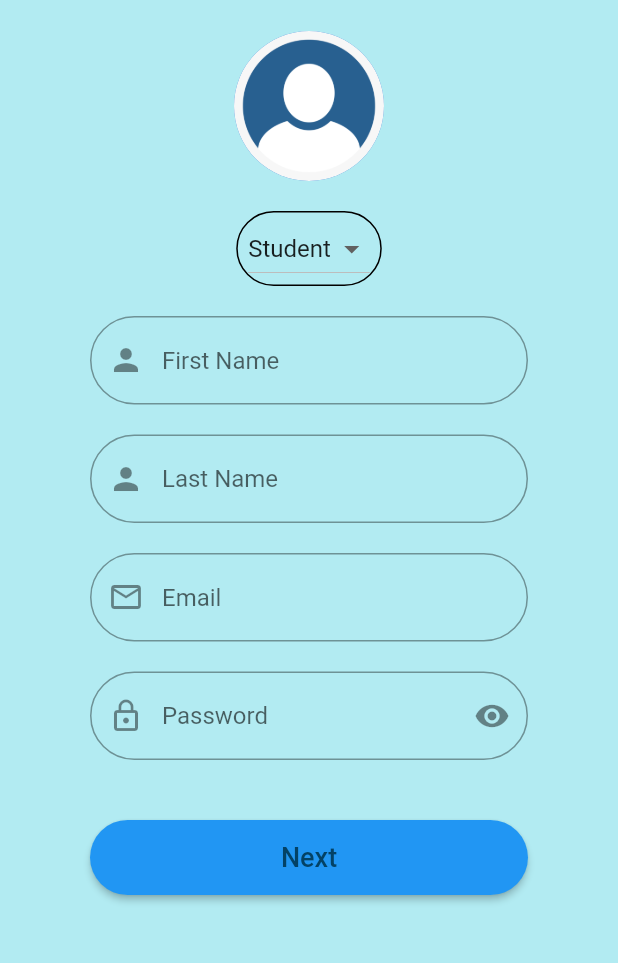
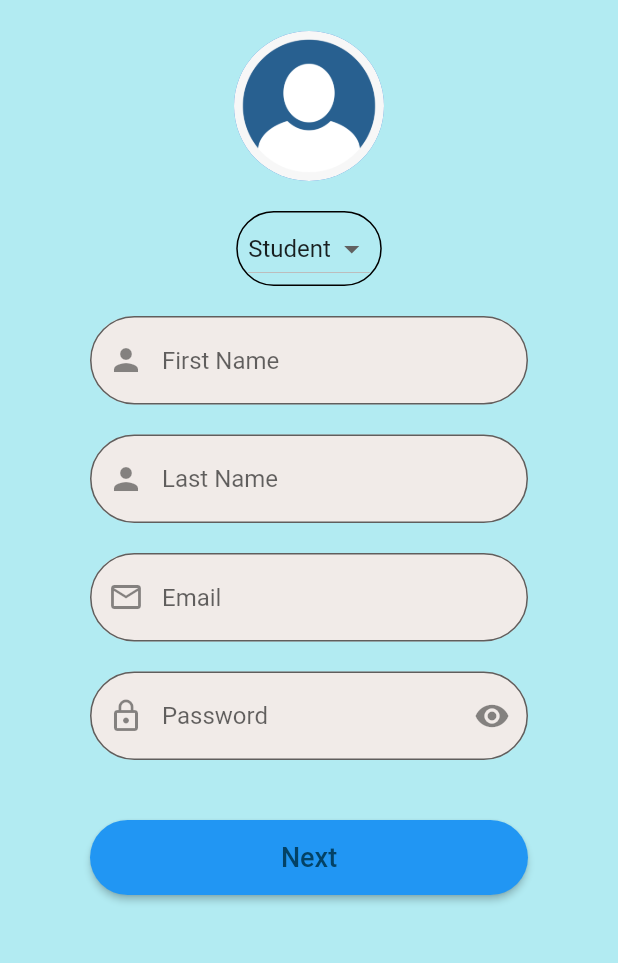
Before and after one commit to UzairAliNusrat/Tuition-App, a Flutter app: the screen it shows after launch, after a tap on "Login", after a tap on "Join Now", on a phone screen of 412 x 824 dp, the part 68-1031 px from its top. Run offline on Flutter 3.47's test engine with Material 2 defaults, Android fonts, the phone set to English and light mode, and no system bars; our stand-ins replace bloc, cloud_firestore, firebase_auth, firebase_core, firebase_storage, flutter_bloc and 3 more; accounts and stored records are empty; Roboto replaces fonts that are missing (Arvo).

Commit message:
added background color

```diff
--- a/lib/Screens/LearnScreen/learnScreen.dart
+++ b/lib/Screens/LearnScreen/learnScreen.dart
@@ -94,17 +94,19 @@ class learnScreen extends StatelessWidget {
                           padding: const EdgeInsets.only(
                               left: 50, right: 50, top: 80),
                           child: textFormField(
-                              Controller: subjectNameController,
-                              hintText: "Subject Name",
-                              prefixIcon: Icons.subject_sharp,),
+                            Controller: subjectNameController,
+                            hintText: "Subject Name",
+                            prefixIcon: Icons.subject_sharp,
+                          ),
                         ),
                         Padding(
                           padding: const EdgeInsets.only(
                               left: 50, right: 50, top: 20),
                           child: textFormField(
-                              Controller: topicController,
-                              hintText: "Topic",
-                              prefixIcon: Icons.topic_sharp,),
+                            Controller: topicController,
+                            hintText: "Topic",
+                            prefixIcon: Icons.topic_sharp,
+                          ),
                         ),
                         Padding(
                           padding: const EdgeInsets.only(
@@ -112,6 +114,8 @@ class learnScreen extends StatelessWidget {
                           child: TextField(
                             controller: noteController,
                             decoration: const InputDecoration(
+                                filled: true,
+                                fillColor: Color.fromARGB(255, 241, 235, 232),
                                 prefixIcon: Icon(Icons.description),
                                 hintText: "Description",
                                 border: OutlineInputBorder(
--- a/lib/Screens/SignUpPage2/signupPage2.dart
+++ b/lib/Screens/SignUpPage2/signupPage2.dart
@@ -118,12 +118,15 @@ class signupPage2 extends StatelessWidget {
                       child: TextField(
                             controller: AboutController,
                             decoration: const InputDecoration(
+                                filled: true,
+                                fillColor: Color.fromARGB(255, 241, 235, 232),
                                 prefixIcon: Icon(Icons.description),
                                 hintText: "Description",
                                 border: OutlineInputBorder(
                                     borderRadius:
                                         BorderRadius.all(Radius.circular(30)),
-                                borderSide: BorderSide(color: Colors.blue))),
+                                    borderSide:
+                                        BorderSide(color: Colors.blue))),
                             maxLines: null,
                           ),
                     ),
@@ -150,13 +153,14 @@ class signupPage2 extends StatelessWidget {
                             child: Text("Sign Up",
                                 style: GoogleFonts.arvo(
                                   textStyle: const TextStyle(
-                                          color:
-                                              Color.fromARGB(255, 3, 66, 102),
+                                      color: Color.fromARGB(255, 3, 66, 102),
                                       fontSize: 22),
                                 )),
                           ),
                         )),
-                        const SizedBox(height: 20,),
+                    const SizedBox(
+                      height: 20,
+                    ),
                   ],
                 )),
               );
@@ -241,10 +245,10 @@ class signupPage2 extends StatelessWidget {
                               page2Bloc.add(SignUpbuttonStudentClickedEvent(
                                   studentinfo: studentinfo));
                             },
-                            child: Text("Sign Up", style: GoogleFonts.arvo(
+                            child: Text("Sign Up",
+                                style: GoogleFonts.arvo(
                                   textStyle: const TextStyle(
-                                          color:
-                                              Color.fromARGB(255, 3, 66, 102),
+                                      color: Color.fromARGB(255, 3, 66, 102),
                                       fontSize: 22),
                                 ))),
                       ),
--- a/lib/Screens/login/login.dart
+++ b/lib/Screens/login/login.dart
@@ -21,8 +21,16 @@ class Login extends StatelessWidget {
     var formKey = GlobalKey<FormState>();
     loginBloc.add(LoginInitialEvent());
     return Scaffold(
-        backgroundColor: Colors.cyan[100],
-        body: BlocConsumer<LoginBloc, LoginState>(
+        //backgroundColor: Colors.cyan[100],
+        body: Container(
+          height: double.infinity,
+          decoration: const BoxDecoration(
+          image: DecorationImage(
+            image: AssetImage("assets/images/background.jpeg"),
+            fit: BoxFit.cover,
+          ),
+        ),
+          child: BlocConsumer<LoginBloc, LoginState>(
             bloc: loginBloc,
             listenWhen: (previous, current) => current is LoginActionState,
             buildWhen: (previous, current) => current is! LoginActionState,
@@ -50,7 +58,7 @@ class Login extends StatelessWidget {
                               'Teach n Learn',
                               style: GoogleFonts.arvo(
                                 textStyle: const TextStyle(
-                                  color: Colors.blue, fontSize: 40),
+                                    color: Colors.white, fontSize: 40),
                               ),
                             ),
                           ),
@@ -60,7 +68,7 @@ class Login extends StatelessWidget {
                               'Login',
                               style: GoogleFonts.arvo(
                                 textStyle: const TextStyle(
-                                  color: Colors.blue, fontSize: 30),
+                                    color: Colors.white, fontSize: 30),
                               ),
                             ),
                           ),
@@ -103,7 +111,7 @@ class Login extends StatelessWidget {
                                   "Dont have an account? ",
                                   style: GoogleFonts.arvo(
                                     textStyle: const TextStyle(
-                                      color: Colors.blue, fontSize: 15),
+                                        color: Colors.white, fontSize: 15),
                                   ),
                                 ),
                                 GestureDetector(
@@ -114,8 +122,7 @@ class Login extends StatelessWidget {
                                             textStyle: const TextStyle(
                                                 decoration:
                                                     TextDecoration.underline,
-                                              color: Color.fromARGB(
-                                                  255, 89, 166, 230),
+                                                color: Colors.white,
                                                 fontSize: 15),
                                           ))),
                                   onTap: () {
@@ -136,6 +143,7 @@ class Login extends StatelessWidget {
                   );
               }
             },
+          ),
         ));
   }
 }
--- a/lib/Widgets/loginbutton.dart
+++ b/lib/Widgets/loginbutton.dart
@@ -24,7 +24,8 @@ class login_button extends StatelessWidget {
         child: ElevatedButton(
           style: ElevatedButton.styleFrom(
               shape: RoundedRectangleBorder(
-                  borderRadius: BorderRadius.circular(30))),
+                  borderRadius: BorderRadius.circular(30)), backgroundColor: Colors.brown,),
+
           onPressed: () {
             if (formkey.currentState!.validate()) {
               loginBloc.add(LoginButtonClickedEvent(
@@ -37,7 +38,7 @@ class login_button extends StatelessWidget {
             "Login",
             style: GoogleFonts.arvo(
               textStyle: const TextStyle(
-                  color: Color.fromARGB(255, 3, 66, 102), fontSize: 18),
+                  color: Colors.black, fontSize: 18, fontWeight: FontWeight.bold),
             ),
           ),
         ),
--- a/lib/Widgets/textFormField.dart
+++ b/lib/Widgets/textFormField.dart
@@ -30,6 +30,8 @@ class textFormField extends StatelessWidget {
         controller: Controller,
         obscureText: hide!,
         decoration: InputDecoration(
+            filled: true,
+            fillColor: const Color.fromARGB(255, 241, 235, 232),
             suffixIcon: IconButton(
                 onPressed: () {
                   if (loginBloc != null) {
@@ -60,6 +62,8 @@ class textFormField extends StatelessWidget {
       return TextFormField(
         controller: Controller,
         decoration: InputDecoration(
+            filled: true,
+            fillColor: const Color.fromARGB(255, 241, 235, 232),
             prefixIcon: Icon(prefixIcon),
             hintText: hintText,
             border: const OutlineInputBorder(
@@ -83,6 +87,8 @@ class textFormField extends StatelessWidget {
       return TextFormField(
         controller: Controller,
         decoration: InputDecoration(
+            filled: true,
+            fillColor: const Color.fromARGB(255, 241, 235, 232),
             prefixIcon: Icon(prefixIcon),
             hintText: hintText,
             border: const OutlineInputBorder(
@@ -111,6 +117,8 @@ class textFormField extends StatelessWidget {
     return TextFormField(
       controller: Controller,
       decoration: InputDecoration(
+          filled: true,
+          fillColor: const Color.fromARGB(255, 241, 235, 232),
           prefixIcon: Icon(prefixIcon),
           hintText: hintText,
           border: const OutlineInputBorder(
```
Also changed, not shown: assets/images/background.jpeg (added). Lines whose indentation alone changed are shown as unchanged.
